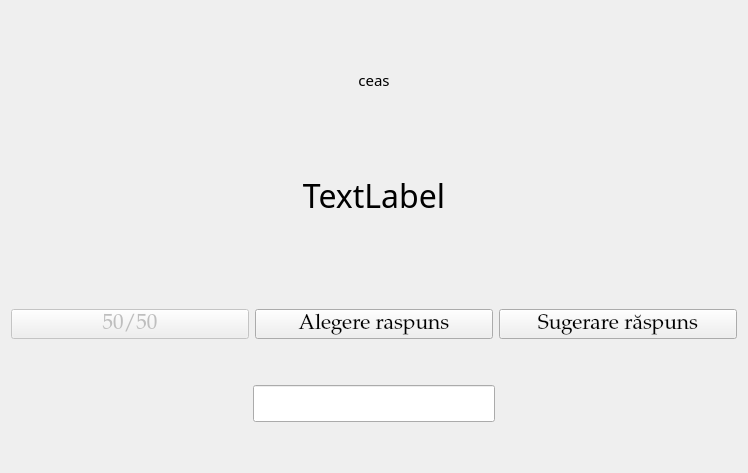
Qt form Triviador/UI/forms/NumericQuestion.ui (andonealexandru/Triviador) before a commit.
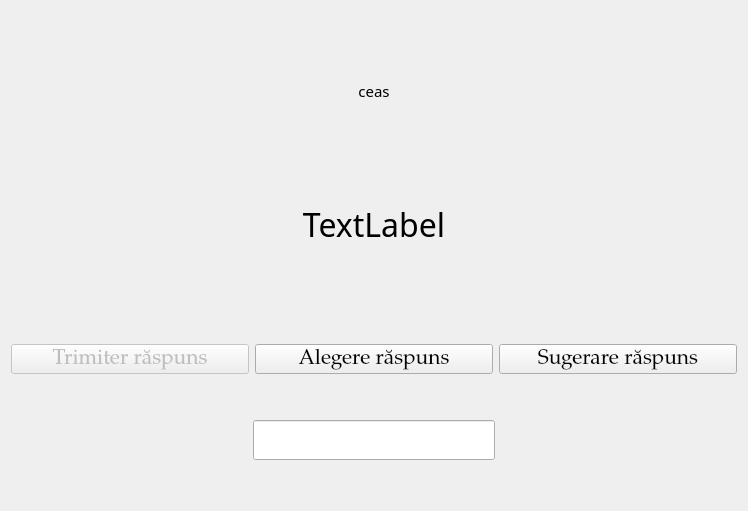
The same form after that commit.

Commit message: implement requests and frontend logic for numeric questions

What changed in the file:
```diff
--- a/Triviador/UI/forms/NumericQuestion.ui
+++ b/Triviador/UI/forms/NumericQuestion.ui
@@ -7,7 +7,7 @@
     <x>0</x>
     <y>0</y>
     <width>748</width>
-    <height>473</height>
+    <height>511</height>
    </rect>
   </property>
   <property name="windowTitle">
@@ -165,7 +165,7 @@
            </font>
           </property>
           <property name="text">
-           <string>50/50</string>
+           <string>Trimiter răspuns</string>
           </property>
          </widget>
         </item>
@@ -178,7 +178,7 @@
            </font>
           </property>
           <property name="text">
-           <string>Alegere raspuns</string>
+           <string>Alegere răspuns</string>
           </property>
          </widget>
         </item>
```
Left out of the diff: 2 changed lines with no effect on the pictures. The commit also changes 2 other files.
